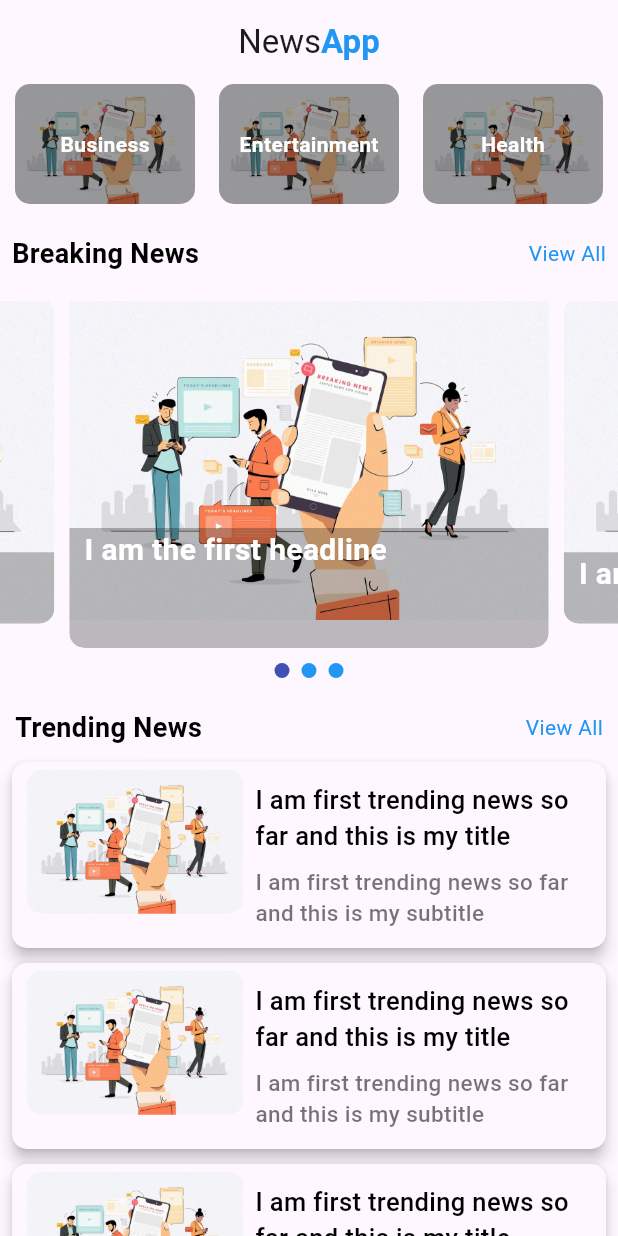
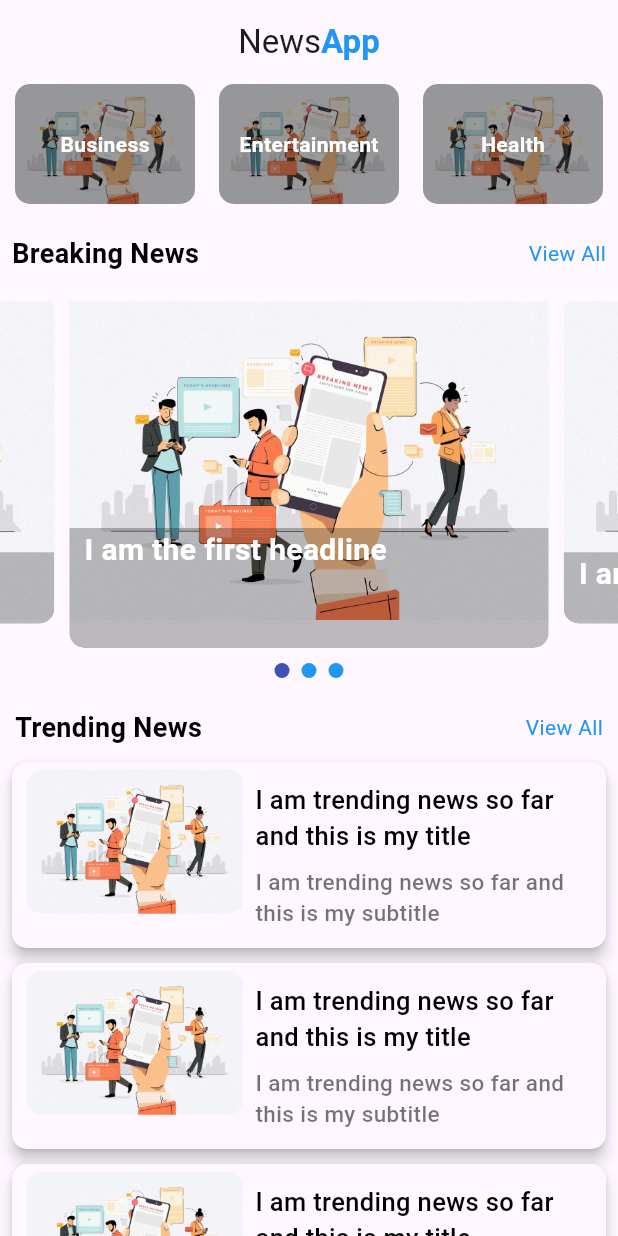
Before and after one commit to SangramMemane/news_project, a Flutter app: the screen it shows after launch, on a phone screen of 412 x 824 dp. Run offline on Flutter 3.47's test engine with Material 3 defaults, Android fonts, the phone set to English and light mode, and no system bars; drawn by our look-alikes of carousel_slider, smooth_page_indicator; our stand-ins replace flutter_spinkit, google_fonts.

```diff
--- a/lib/screens/home_screen.dart
+++ b/lib/screens/home_screen.dart
@@ -268,7 +268,7 @@ class _HomeScreenState extends State<HomeScreen> {
                       child: Column(
                         children: [
                           Text(
-                            "I am first trending news so far and this is my title",
+                            "I am trending news so far and this is my title",
                             style: TextStyle(
                                 color: Colors.black,
                                 fontWeight: FontWeight.w500,
@@ -278,7 +278,7 @@ class _HomeScreenState extends State<HomeScreen> {
                             height: 8,
                           ),
                           Text(
-                            "I am first trending news so far and this is my subtitle",
+                            "I am trending news so far and this is my subtitle",
                             style: TextStyle(
                                 color: Colors.black54,
                                 fontWeight: FontWeight.w500,
```
Also changed, not shown: lib/screens/SplashScreen.dart (+6 -9 lines).
